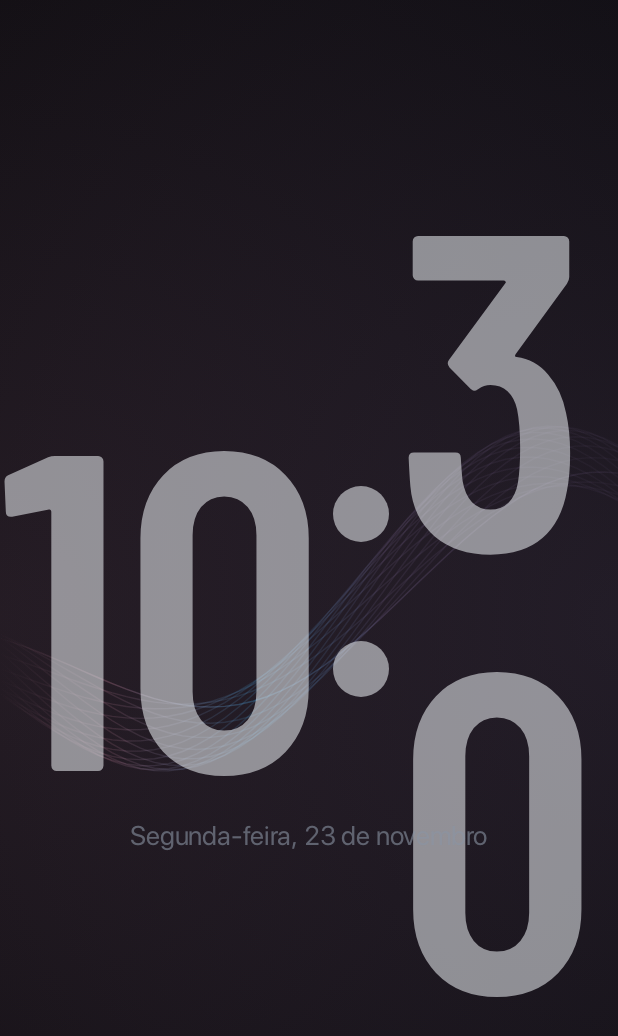
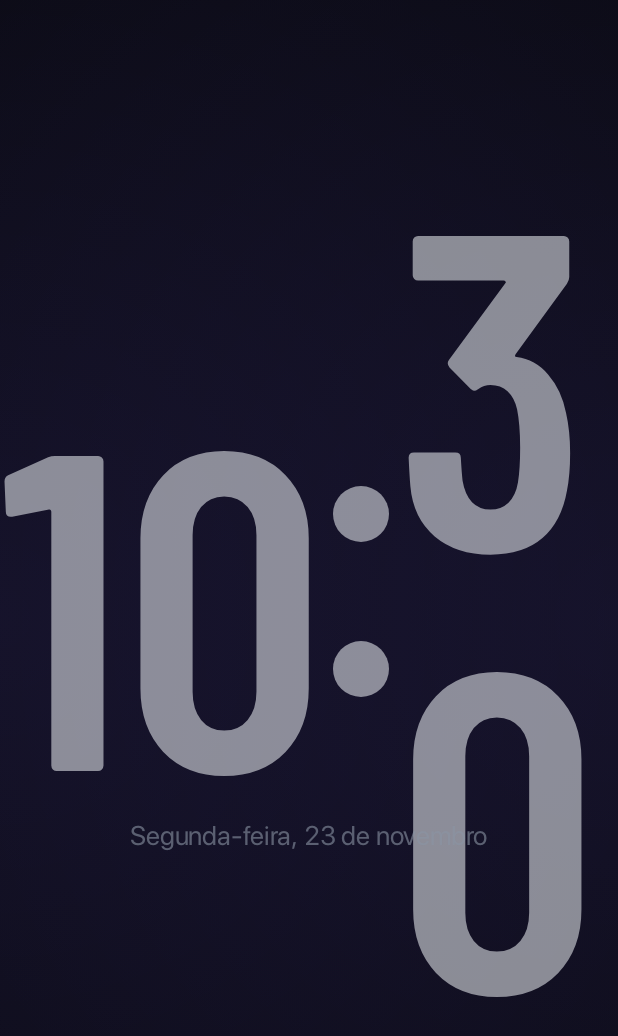
Before and after one commit to lunellic/app_aquario, an Android app built with Jetpack Compose: the composable NightScreen shown on its own in the app's theme, on a phone screen of 412 x 824 dp. Shown: the top 1036 px of the screen. Run offline under Robolectric (Android 15) with nearby library versions, the phone set to English and light mode, and no system bars; pictures from the network do not load.

```diff
--- a/app/src/main/java/br/com/lunelli/lulucoreef/data/Settings.kt
+++ b/app/src/main/java/br/com/lunelli/lulucoreef/data/Settings.kt
@@ -13,6 +13,8 @@ data class LocalSettings(
     val soundVolume: Int = 70, // 0..100
     val inventoryNoticeSeen: Boolean = false,
     /** Onda do descanso. */
+    // Sobrou da onda, que saiu no build 101. O campo fica para nao quebrar quem ja tem a
+    // preferencia gravada no aparelho; nada le este valor.
     val waterFx: Boolean = true,
     /**
      * Microanimacoes de dentro do app (cascata dos blocos, numero contando, anel enchendo, mola do
--- a/app/src/main/java/br/com/lunelli/lulucoreef/ui/Fx.kt
+++ b/app/src/main/java/br/com/lunelli/lulucoreef/ui/Fx.kt
@@ -52,7 +52,6 @@ import kotlin.math.roundToInt
 import kotlin.math.sin
 
 /** Onda do descanso ligada? (Ajustes > Onda no descanso). Desligada: fundo parado, sem onda. */
-val LocalWaterFx = compositionLocalOf { true }
 
 /**
  * Microanimacoes de dentro do app ligadas? (Ajustes > Animacoes da interface).
@@ -62,28 +61,6 @@ val LocalWaterFx = compositionLocalOf { true }
  * de 2017 elas custam quadros em cima do que importa, entao vem desligadas por padrao.
  */
 val LocalAnim = compositionLocalOf { false }
-
-/**
- * Relogio dos efeitos de agua: ~20 quadros por segundo, so com a tela em primeiro plano.
- * O valor e lido apenas dentro do desenho (Canvas), entao nao recompoe a tela.
- */
-@Composable
-fun rememberWaterTime(enabled: Boolean = LocalWaterFx.current): () -> Float {
-    val t = remember { mutableFloatStateOf(0f) }
-    val owner = LocalLifecycleOwner.current
-    LaunchedEffect(owner, enabled) {
-        if (!enabled) return@LaunchedEffect
-        owner.lifecycle.repeatOnLifecycle(Lifecycle.State.RESUMED) {
-            // ~11 quadros por segundo, no mesmo ritmo de antes (1,0 por segundo): a onda e lenta,
-            // nao precisa de 20 quadros, e o tablet agradece. Era 0,05 a cada 50 ms.
-            while (true) {
-                t.floatValue += 0.09f
-                delay(90)
-            }
-        }
-    }
-    return { t.floatValue }
-}
 
 /** Fundo: preto azulado liso, com um clarão quase imperceptivel no topo. */
 @Composable
@@ -100,73 +77,6 @@ fun WaterBackground(modifier: Modifier = Modifier, strength: Float = 1f) {
             ),
         )
         drawRect(Brush.verticalGradient(listOf(Color.White.copy(alpha = 0.02f * strength), Color.Transparent), endY = size.height * 0.5f))
-    }
-}
-
-/**
- * Uma unica onda em fita, feita de muitas linhas finas que se torcem devagar em loop infinito
- * (inspirada na animacao do Dolby Atmos). Sem shader: so Path e gradiente linear, roda no Fire.
- */
-@Composable
-fun AtmosWave(modifier: Modifier = Modifier, alpha: Float = 1f, lines: Int = 16, fadeAt: Float = 1f, stroke: Float = 1.4f) {
-    // segue Ajustes: com a onda desligada o descanso fica de fundo liso, sem desenhar nada
-    if (!LocalWaterFx.current) return
-    val time = rememberWaterTime()
-    val paths = remember(lines) { List(lines) { androidx.compose.ui.graphics.Path() } }
-    Canvas(modifier) {
-        val t = time()
-        val w = size.width
-        val h = size.height
-        val cy = h / 2
-        val amp = h * 0.30f
-        // cores da logo: azul royal -> azul claro -> laranja coral
-        val sky = Color(0xFF3FA9E8)
-        // a fronteira azul/laranja vai e volta devagar: metade sempre azul, metade laranja, trocando de lado
-        val (left, right) = waveSideColors(t)
-        val mid = sky
-        val brush = Brush.horizontalGradient(0f to left.copy(alpha = 0f), 0.18f to left.copy(alpha = 0.6f * alpha), 0.42f to mid.copy(alpha = 0.45f * alpha), 0.62f to right.copy(alpha = 0.4f * alpha), fadeAt to right.copy(alpha = 0.16f * alpha), 1f to right.copy(alpha = 0.05f * alpha))
-        // 44 pontos por linha em vez de 72: no tamanho em que a onda aparece a diferenca nao se ve,
-        // e o custo por quadro cai junto com o numero de linhas (eram 26 x 72 = 1.872 pontos)
-        val steps = 44
-        for (i in 0 until lines) {
-            val f = i / (lines - 1f)
-            val p = paths[i]
-            p.reset()
-            for (s in 0..steps) {
-                val x = w * s / steps
-                val u = x / w * 6.2832f
-                // fita: duas bordas defasadas; cada linha interpola entre elas e a torcao gira com o tempo
-                val twist = cos(u * 0.9f - t * 0.35f + f * 3.1416f)
-                val y = cy + amp * sin(u * 0.75f + t * 0.22f) * (0.55f + 0.45f * sin(t * 0.07f + u * 0.3f)) + amp * 0.42f * twist * (f - 0.5f) * 2f
-                if (s == 0) p.moveTo(x, y) else p.lineTo(x, y)
-            }
-            drawPath(p, brush, style = androidx.compose.ui.graphics.drawscope.Stroke(width = stroke))
-        }
-    }
-}
-
-/** Ondas suaves na base de um cabecalho ou card. */
-@Composable
-fun Waves(modifier: Modifier = Modifier, color: Color = Luluco.Pool) {
-    val time = rememberWaterTime()
-    Canvas(modifier) {
-        val t = time()
-        for (layer in 0..1) {
-            val amp = size.height * (if (layer == 0) 0.28f else 0.2f)
-            val base = size.height * (if (layer == 0) 0.55f else 0.7f)
-            val path = Path()
-            path.moveTo(0f, size.height)
-            var x = 0f
-            val step = size.width / 24f
-            while (x <= size.width + step) {
-                val y = base + amp * sin((x / size.width) * 2f * PI.toFloat() * (1.5f + layer) + t * (0.9f + layer * 0.5f) + layer * 1.7f)
-                path.lineTo(x, y)
-                x += step
-            }
-            path.lineTo(size.width, size.height)
-            path.close()
-            drawPath(path, color.copy(alpha = if (layer == 0) 0.22f else 0.30f))
-        }
     }
 }
 
@@ -282,14 +192,6 @@ fun Sparkline(values: List<Pair<Long, Double>>, from: Long, to: Long, color: Col
     }
 }
 
-/** Cor de cada ponta da onda no instante t: azul e laranja trocando de lado devagar, em loop. */
-fun waveSideColors(t: Float): Pair<Color, Color> {
-    val blue = Color(0xFF2F6BE0); val orange = Color(0xFFF26A3D)
-    val k = 0.5f + 0.5f * sin(t * 0.06f)
-    fun mix(a: Color, b: Color, f: Float) = Color(a.red + (b.red - a.red) * f, a.green + (b.green - a.green) * f, a.blue + (b.blue - a.blue) * f, 1f)
-    return mix(blue, orange, k) to mix(orange, blue, k)
-}
-
 /** Barlow Condensed (licenca OFL, embutida): numeros altos e estreitos para o relogio do descanso. */
 val Barlow = androidx.compose.ui.text.font.FontFamily(
     androidx.compose.ui.text.font.Font(br.com.lunelli.lulucoreef.R.font.barlow_medium, FontWeight.Medium),
--- a/app/src/main/java/br/com/lunelli/lulucoreef/ui/Vitrine.kt
+++ b/app/src/main/java/br/com/lunelli/lulucoreef/ui/Vitrine.kt
@@ -106,7 +106,6 @@ fun VitrineScreen(vm: MainViewModel) {
         }
         // a onda encheu o vazio da esquerda enquanto ele existia; agora os parametros ocupam esse espaco,
         // entao ela desce para a faixa de baixo e perde peso, para nao disputar com os numeros
-        AtmosWave(Modifier.fillMaxWidth().fillMaxHeight(0.42f).align(Alignment.BottomCenter), alpha = 0.6f, fadeAt = 0.8f, stroke = 2.2f)
 
         Column(Modifier.fillMaxSize().offset(dx.dp, dy.dp).padding(horizontal = 40.dp, vertical = 28.dp)) {
             Row(Modifier.weight(1f)) {
@@ -250,8 +249,8 @@ private fun VRow(time: String, title: String, detail: String?, done: Boolean, la
 }
 
 /**
- * Modo noite: azul bem escuro (nao preto) com ondas suaves, brilho baixo, sem numeros nem foto.
- * Mostra so o nome e, se houver, o proximo passo, em tom discreto. As ondas se movem, entao nao marcam a tela.
+ * Modo noite: quase preto, brilho baixo, sem numeros nem foto. Mostra so a hora, a data e o que
+ * tem amanha, em tom discreto.
  */
 @Composable
 fun NightScreen(vm: MainViewModel) {
@@ -263,16 +262,18 @@ fun NightScreen(vm: MainViewModel) {
         val d = now.toLocalDate(vm.zone).plusDays(1)
         d to agendaOn(routines, logs, d, vm.zone).sortedBy { it.dueAt }.map { it.routine.titulo }.distinct()
     }
-    val time = rememberWaterTime(true)
     Box(Modifier.fillMaxSize().background(Color(0xFF050608))) {
-        // luz lateral: cada lado irradia a cor que a onda tem naquele lado agora
+        // Luz lateral parada. Antes ela acompanhava a onda e, por isso, redesenhava a tela inteira
+        // a cada quadro, a noite toda, so para mudar de tom devagar. Agora e um clarao fixo em
+        // violeta, desenhado uma vez: mesma profundidade, nenhum quadro por segundo.
         androidx.compose.foundation.Canvas(Modifier.fillMaxSize()) {
-            val (l, r) = waveSideColors(time())
             val rad = size.height * 0.9f
-            drawRect(androidx.compose.ui.graphics.Brush.radialGradient(listOf(l.copy(alpha = 0.16f), Color.Transparent), center = androidx.compose.ui.geometry.Offset(0f, size.height / 2), radius = rad))
-            drawRect(androidx.compose.ui.graphics.Brush.radialGradient(listOf(r.copy(alpha = 0.16f), Color.Transparent), center = androidx.compose.ui.geometry.Offset(size.width, size.height / 2), radius = rad))
+            listOf(0f, size.width).forEach { cx ->
+                drawRect(androidx.compose.ui.graphics.Brush.radialGradient(
+                    listOf(Luluco.Pool.copy(alpha = 0.10f), Color.Transparent),
+                    center = androidx.compose.ui.geometry.Offset(cx, size.height / 2), radius = rad))
+            }
         }
-        AtmosWave(Modifier.fillMaxWidth().fillMaxHeight(0.5f).align(Alignment.Center), alpha = 0.35f, lines = 18)
         Column(Modifier.align(Alignment.Center), horizontalAlignment = Alignment.CenterHorizontally) {
             GlassClock(clock, Modifier.width(520.dp), maxFont = 300f, dim = 0.6f)
             Spacer(Modifier.height(14.dp))
```
Also changed, not shown: app/src/main/java/br/com/lunelli/lulucoreef/ui/AppRoot.kt (+8 -5 lines), app/src/main/java/br/com/lunelli/lulucoreef/ui/Config.kt (+1 -8 lines).
